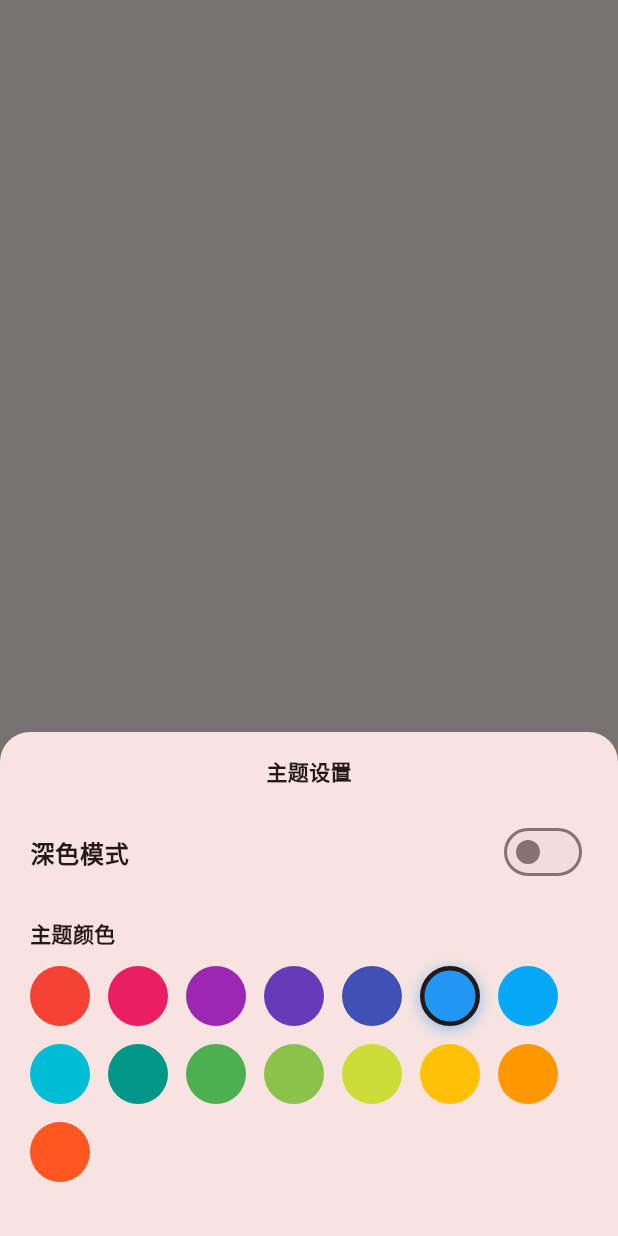
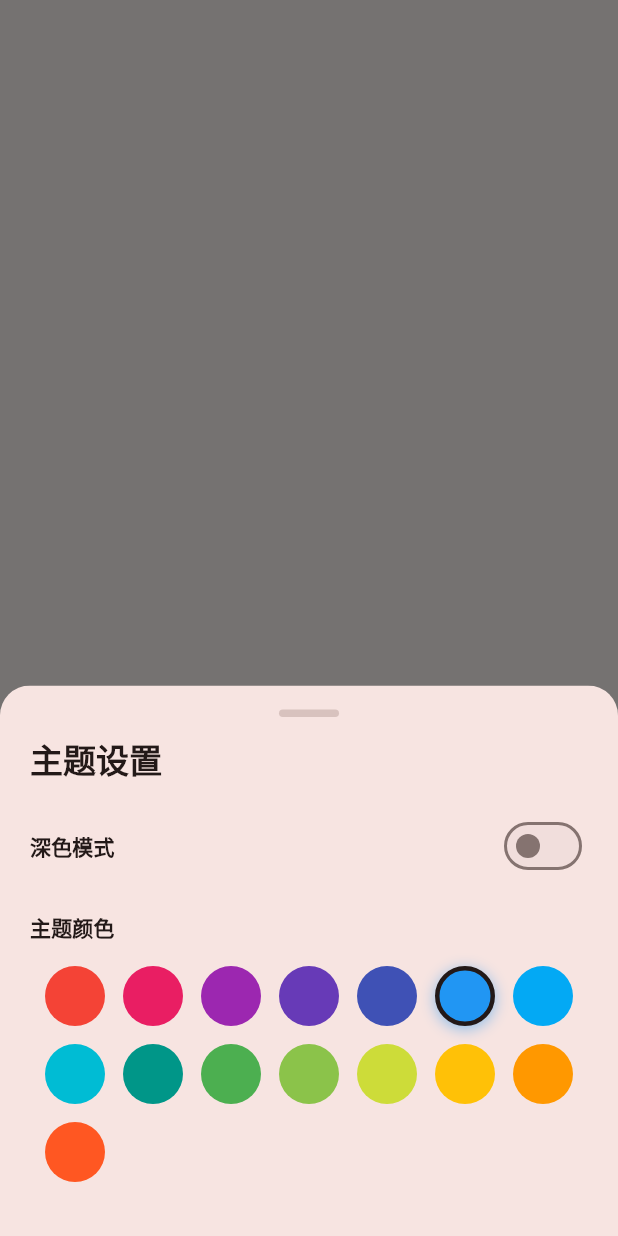
Before and after one commit to paditianxiu/query_assistant_padi, a Flutter app: what show() shows on an empty page, opened directly, on a phone screen of 412 x 824 dp. Run offline on Flutter 3.47's test engine with Material 3 defaults, Android fonts, the phone set to English and light mode, and no system bars; our stand-ins replace cached_network_image, delightful_toast, dio, flutter_screenutil, get, get_storage and 4 more; missing offline and left inert: lazy_load_indexed_stack; accounts and stored records are empty; network calls fail.

```diff
--- a/lib/dialog/theme_bottom_sheet.dart
+++ b/lib/dialog/theme_bottom_sheet.dart
@@ -12,13 +12,22 @@ class ThemeBottomSheet {
             padding: const EdgeInsets.symmetric(horizontal: 20, vertical: 16),
             child: Column(
               mainAxisSize: MainAxisSize.min,
-              crossAxisAlignment: CrossAxisAlignment.start,
+              crossAxisAlignment: CrossAxisAlignment.center,
               children: [
-                Center(
-                  child: Text(
-                    "主题设置",
-                    style: TextStyle(fontWeight: FontWeight.bold, color: Get.theme.colorScheme.onSurface),
+                Container(
+                  width: 40,
+                  height: 5,
+                  decoration: BoxDecoration(
+                    color: Get.theme.colorScheme.outlineVariant,
+                    borderRadius: BorderRadius.circular(50),
                   ),
+                ),
+
+                const SizedBox(height: 14),
+
+                Align(
+                  alignment: Alignment.centerLeft,
+                  child: Text("主题设置", style: Get.theme.textTheme.titleLarge?.copyWith(fontWeight: FontWeight.bold)),
                 ),
                 const SizedBox(height: 16),
 
@@ -28,20 +37,17 @@ class ThemeBottomSheet {
                     Get.back();
                     themeController.toggleTheme();
                   },
-                  title: Text(
-                    "深色模式",
-                    style: TextStyle(fontWeight: FontWeight.bold, color: Get.theme.colorScheme.onSurface),
-                  ),
+                  title: Text("深色模式", style: Get.theme.textTheme.titleSmall?.copyWith(fontWeight: FontWeight.bold)),
                   contentPadding: EdgeInsets.zero,
                 ),
 
                 const SizedBox(height: 16),
 
-                Text(
-                  "主题颜色",
-                  style: TextStyle(fontWeight: FontWeight.bold, color: Get.theme.colorScheme.onSurface),
+                Align(
+                  alignment: Alignment.centerLeft,
+                  child: Text("主题颜色", style: Get.theme.textTheme.titleSmall?.copyWith(fontWeight: FontWeight.bold)),
                 ),
-                const SizedBox(height: 12),
+                const SizedBox(height: 16),
 
                 Wrap(
                   spacing: 12,
--- a/lib/screen/tools/page.dart
+++ b/lib/screen/tools/page.dart
@@ -11,10 +11,8 @@ class ToolsPage extends StatelessWidget {
       physics: const BouncingScrollPhysics(),
       padding: const EdgeInsets.all(16),
       children: [
-        // 顶部卡片
         const _TopCards(),
         const SizedBox(height: 20),
-        // 工具组列表
         const ToolGroup(
           icon: Icons.wb_sunny_outlined,
           title: "生活日常",
```
Also changed, not shown: lib/screen/epic_free_list/page.dart (+51 -3 lines).
